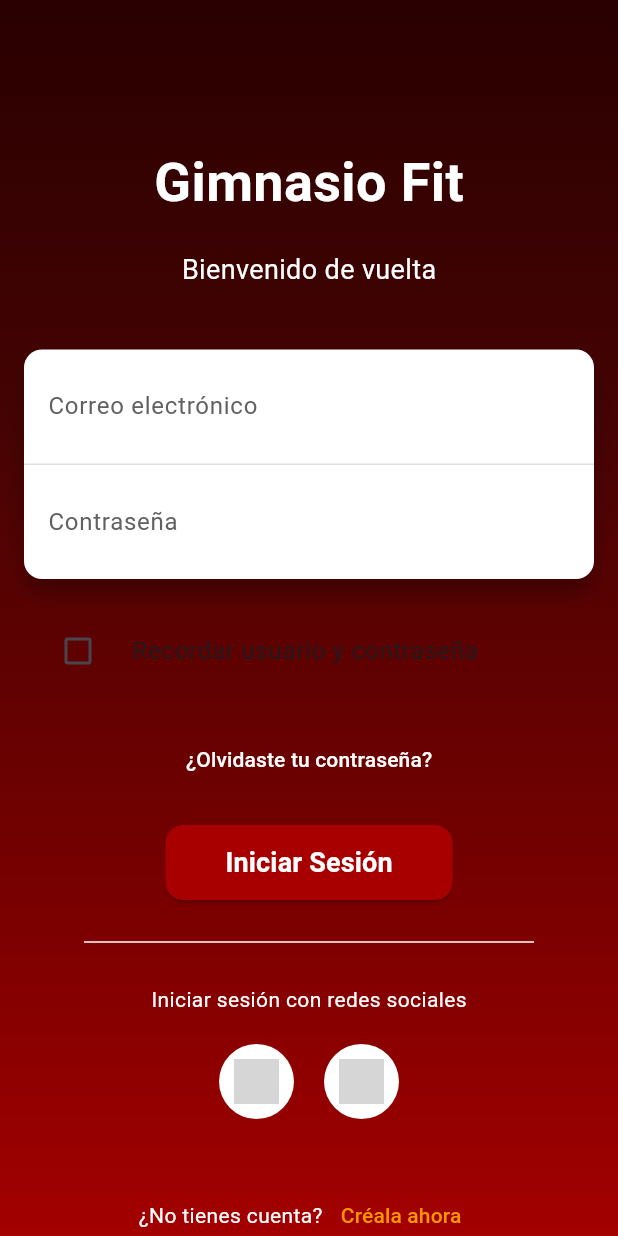
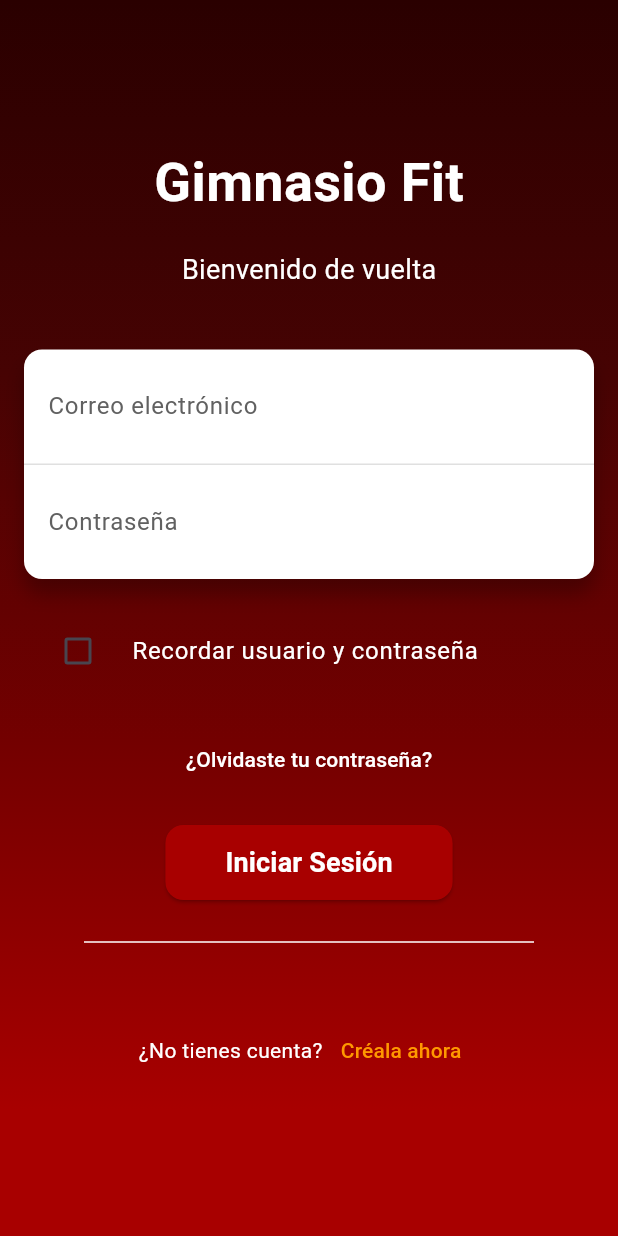
Before and after one commit to ripleyos/ProyectoGimnasio, a Flutter app: the screen it shows after launch, on a phone screen of 412 x 824 dp. Run offline on Flutter 3.47's test engine with Material 3 defaults, Android fonts, the phone set to English and light mode, and no system bars; our stand-ins replace firebase_auth, firebase_core, firebase_storage, fl_chart, flutter_local_notifications, flutter_map and 7 more; accounts and stored records are empty; grey boxes are pictures that could not be loaded.

Commit message:
recolorizacion y cambio hud login

```diff
--- a/trabajologinflutter/lib/Pages/login_page.dart
+++ b/trabajologinflutter/lib/Pages/login_page.dart
@@ -276,7 +276,11 @@ class _LoginPageState extends State<LoginPage> {
               ),
               SizedBox(height: 20),
               CheckboxListTile(
-                title: Text("Recordar usuario y contraseña"),
+                title: Text("Recordar usuario y contraseña",style: TextStyle(
+                  color: Colors.white,
+                ),
+                ),
+
                 controlAffinity: ListTileControlAffinity.leading,
                 value: _rememberMe,
                 onChanged: (bool? value) async {
@@ -333,44 +337,6 @@ class _LoginPageState extends State<LoginPage> {
                 indent: 40,
                 endIndent: 40,
               ),
-              SizedBox(height: 20),
-              Text(
-                "Iniciar sesión con redes sociales",
-                style: TextStyle(color: Colors.white),
-              ),
-              SizedBox(height: 20),
-              Row(
-                mainAxisAlignment: MainAxisAlignment.center,
-                children: [
-                  GestureDetector(
-                    onTap: () {
-                      _signInWithGoogle();
-                    },
-                    child: CircleAvatar(
-                      radius: 25,
-                      backgroundColor: Colors.white,
-                      child: Image.network(
-                        'https://img.icons8.com/color/48/000000/google-logo.png',
-                        height: 30,
-                      ),
-                    ),
-                  ),
-                  SizedBox(width: 20),
-                  GestureDetector(
-                    onTap: () {
-                      // Iniciar sesión con Facebook
-                    },
-                    child: CircleAvatar(
-                      radius: 25,
-                      backgroundColor: Colors.white,
-                      child: Image.network(
-                        'https://img.icons8.com/color/48/000000/facebook.png',
-                        height: 30,
-                      ),
-                    ),
-                  ),
-                ],
-              ),
               SizedBox(height: 40),
               Row(
                 mainAxisAlignment: MainAxisAlignment.center,
```
